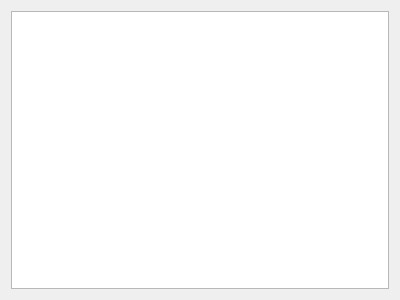
docsteer/sacnview, file ui/multiview.ui: the form before one commit.
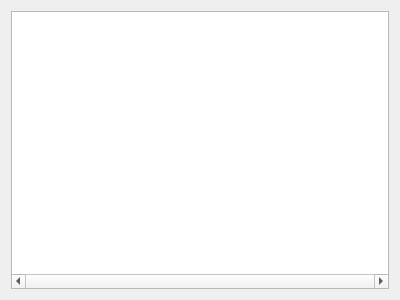
The form after the commit.

Commit message: Add the basic sourcetablemodel to multiview

```diff
--- a/ui/multiview.ui
+++ b/ui/multiview.ui
@@ -15,7 +15,38 @@
   </property>
   <layout class="QVBoxLayout" name="verticalLayout">
    <item>
-    <widget class="QTableView" name="sourceTableView"/>
+    <widget class="QTableView" name="sourceTableView">
+     <property name="sizePolicy">
+      <sizepolicy hsizetype="Expanding" vsizetype="Preferred">
+       <horstretch>0</horstretch>
+       <verstretch>0</verstretch>
+      </sizepolicy>
+     </property>
+     <property name="horizontalScrollBarPolicy">
+      <enum>Qt::ScrollBarAlwaysOn</enum>
+     </property>
+     <property name="sizeAdjustPolicy">
+      <enum>QAbstractScrollArea::AdjustToContents</enum>
+     </property>
+     <property name="editTriggers">
+      <set>QAbstractItemView::NoEditTriggers</set>
+     </property>
+     <property name="selectionMode">
+      <enum>QAbstractItemView::NoSelection</enum>
+     </property>
+     <property name="selectionBehavior">
+      <enum>QAbstractItemView::SelectRows</enum>
+     </property>
+     <property name="sortingEnabled">
+      <bool>true</bool>
+     </property>
+     <attribute name="verticalHeaderVisible">
+      <bool>false</bool>
+     </attribute>
+     <attribute name="verticalHeaderDefaultSectionSize">
+      <number>24</number>
+     </attribute>
+    </widget>
    </item>
   </layout>
  </widget>
```
The commit also changes 3 other files.
